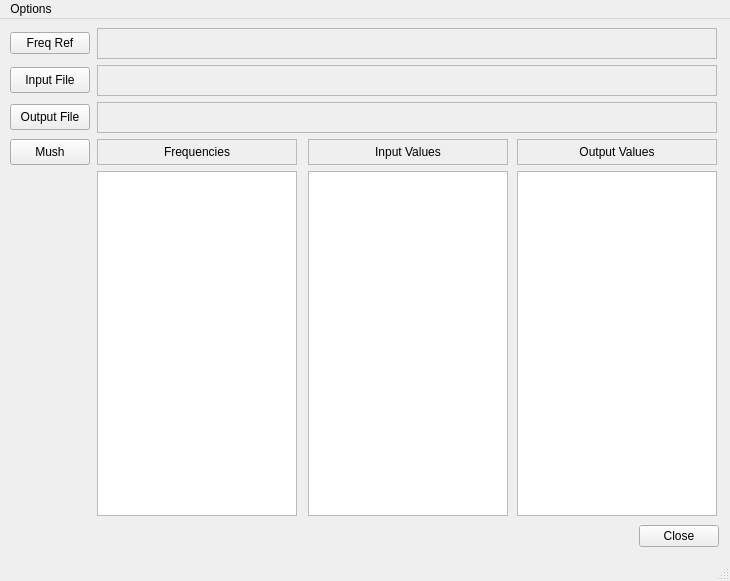
Above: mxpb4ant.ui from mikeinsantarosa/mxpb4ant before the change. Below: the same form after it.
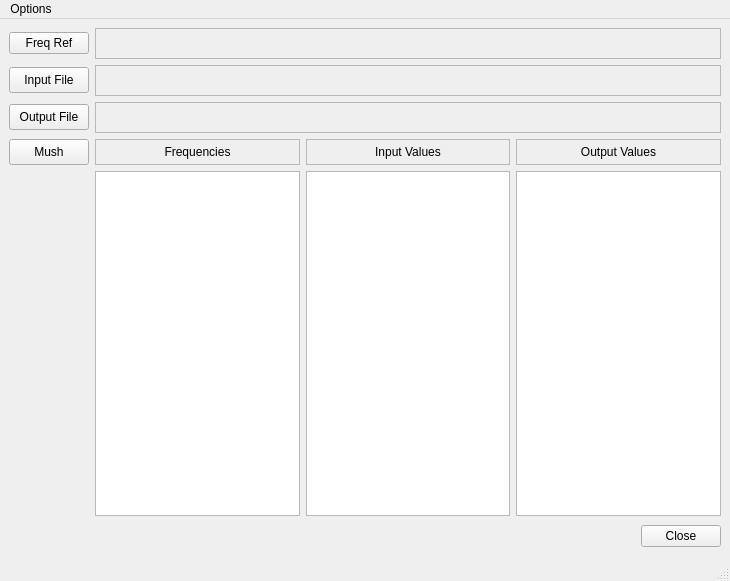
That is the form after the change. Icons and pictures are not drawn.

Commit message: resizing of main window

The edit to the form file:
```diff
--- a/mxpb4ant.ui
+++ b/mxpb4ant.ui
@@ -10,6 +10,12 @@
     <height>581</height>
    </rect>
   </property>
+  <property name="sizePolicy">
+   <sizepolicy hsizetype="MinimumExpanding" vsizetype="Preferred">
+    <horstretch>0</horstretch>
+    <verstretch>0</verstretch>
+   </sizepolicy>
+  </property>
   <property name="minimumSize">
    <size>
     <width>730</width>
@@ -18,7 +24,7 @@
   </property>
   <property name="maximumSize">
    <size>
-    <width>730</width>
+    <width>1400</width>
     <height>16777215</height>
    </size>
   </property>
@@ -45,7 +51,7 @@
       </property>
       <property name="maximumSize">
        <size>
-        <width>620</width>
+        <width>1380</width>
         <height>31</height>
        </size>
       </property>
@@ -89,7 +95,7 @@
       </property>
       <property name="maximumSize">
        <size>
-        <width>620</width>
+        <width>1380</width>
         <height>31</height>
        </size>
       </property>
@@ -133,7 +139,7 @@
       </property>
       <property name="maximumSize">
        <size>
-        <width>620</width>
+        <width>1380</width>
         <height>31</height>
        </size>
       </property>
@@ -183,7 +189,7 @@
       </property>
       <property name="maximumSize">
        <size>
-        <width>200</width>
+        <width>700</width>
         <height>26</height>
        </size>
       </property>
@@ -217,7 +223,7 @@
       </property>
       <property name="maximumSize">
        <size>
-        <width>200</width>
+        <width>700</width>
         <height>26</height>
        </size>
       </property>
@@ -251,7 +257,7 @@
       </property>
       <property name="maximumSize">
        <size>
-        <width>200</width>
+        <width>700</width>
         <height>26</height>
        </size>
       </property>
@@ -298,7 +304,7 @@
       </property>
       <property name="maximumSize">
        <size>
-        <width>200</width>
+        <width>700</width>
         <height>9000</height>
        </size>
       </property>
@@ -320,7 +326,7 @@
       </property>
       <property name="maximumSize">
        <size>
-        <width>200</width>
+        <width>700</width>
         <height>9000</height>
        </size>
       </property>
@@ -342,7 +348,7 @@
       </property>
       <property name="maximumSize">
        <size>
-        <width>200</width>
+        <width>700</width>
         <height>9000</height>
        </size>
       </property>
```
Left out of the diff: 2 changed lines with no effect on the pictures. The commit also changes 5 other files.
